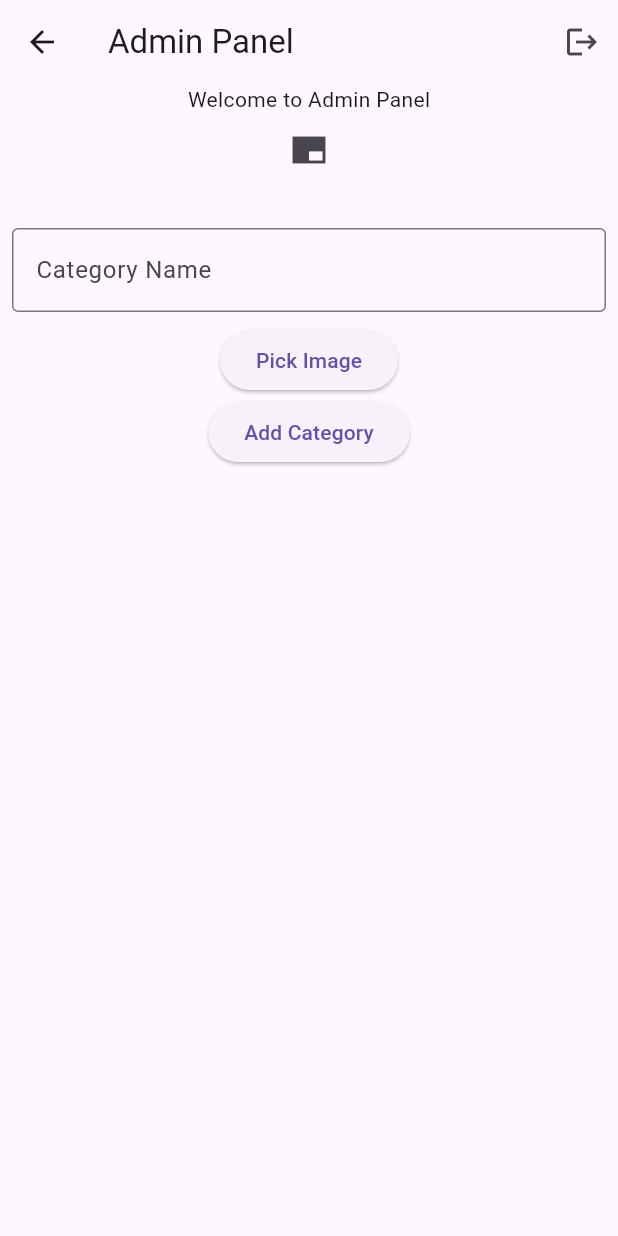
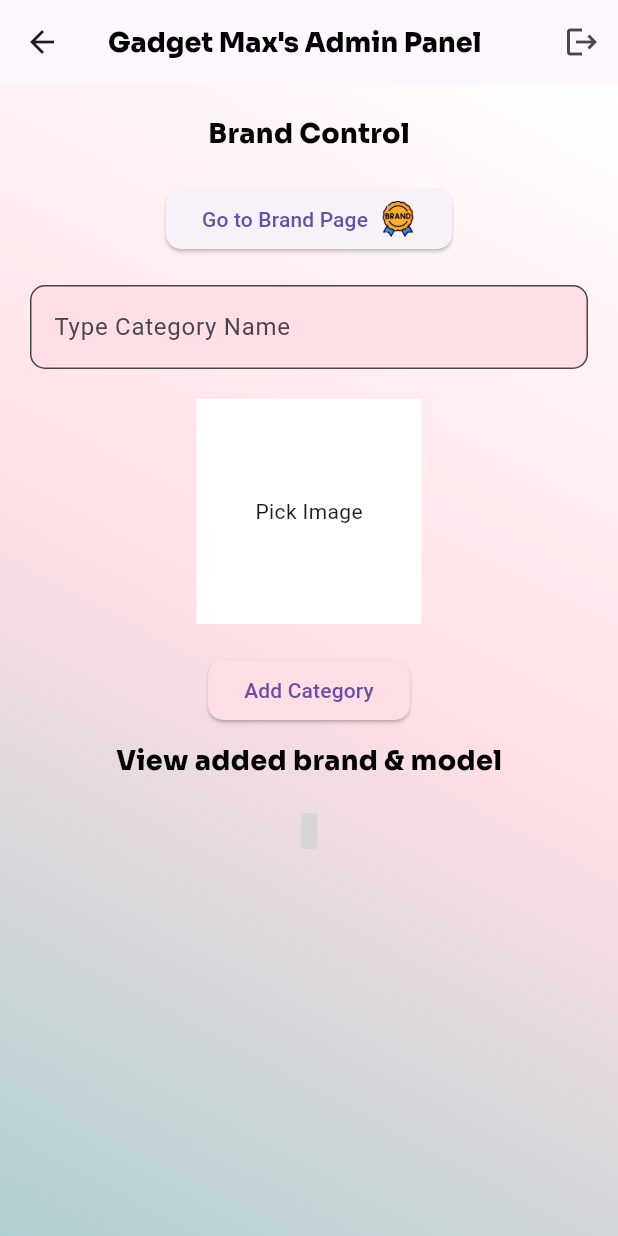
Before and after one commit to Thawthaw001/Gadget, a Flutter app: the AdminPanel screen opened directly, on a phone screen of 412 x 824 dp. Run offline on Flutter 3.47's test engine with Material 3 defaults, Android fonts, the phone set to English and light mode, and no system bars; our stand-ins replace carousel_slider, cloud_firestore, firebase_auth, firebase_core, firebase_storage, google_sign_in and 2 more; missing offline and left inert: firebase_app_check, font_awesome_icon_class; accounts and stored records are empty; grey boxes are pictures that could not be loaded.

Commit message:
Initial commit

```diff
--- a/lib/Admin/admin_panel.dart
+++ b/lib/Admin/admin_panel.dart
@@ -3,11 +3,15 @@
 import 'dart:io';
 
 import 'package:flutter/material.dart';
+import 'package:font_awesome_icon_class/font_awesome_icon_class.dart';
 import 'package:image_picker/image_picker.dart';
+import 'package:thaw/Admin/Brand/Edit%20&%20Delete%20brand%20,%20model/edit_delete_brandmodel.dart';
 import 'package:thaw/Admin/Brand/brand_panel.dart';
 import 'package:thaw/Admin/Model/category_model.dart';
 import 'package:thaw/Admin/categoryService.dart';
 import 'package:thaw/auth/loginscreen.dart';
+import 'package:thaw/utils/decoration.dart';
+import 'package:thaw/utils/formfield.dart';
 import '../auth/auth_service.dart';
 
 class AdminPanel extends StatefulWidget {
@@ -78,7 +82,7 @@ class _AdminPanelState extends State<AdminPanel> {
   Widget build(BuildContext context) {
     return Scaffold(
       appBar: AppBar(
-        title: const Text('Admin Panel'),
+        title: Text('Gadget Max\'s Admin Panel', style: formfieldStyle),
         actions: [
           IconButton(
             icon: const Icon(Icons.logout),
@@ -86,47 +90,81 @@ class _AdminPanelState extends State<AdminPanel> {
           ),
         ],
       ),
-      body: SingleChildScrollView(
-        child: Center(
+      body: Container(
+        decoration: getDecoration(),
+        child: Padding(
+          padding: const EdgeInsets.all(20),
           child: Column(
-            mainAxisAlignment: MainAxisAlignment.center,
+            crossAxisAlignment: CrossAxisAlignment.center,
             children: [
-              Text('Welcome to Admin Panel'),
-              SizedBox(width: 10),
-              IconButton(
+              Text(
+                'Brand Control',
+                style: formfieldStyle,
+              ),
+              SizedBox(height: 20),
+              ElevatedButton(
                 onPressed: () {
-                    print('brand');
                   Navigator.push(context,
                       MaterialPageRoute(builder: (context) => BrandPage()));
                 },
-                  icon: Icon(Icons.branding_watermark_sharp)),
+                style: ElevatedButton.styleFrom(
+                    shape: RoundedRectangleBorder(
+                        borderRadius: BorderRadius.circular(10))),
+                child: Row(
+                  mainAxisSize: MainAxisSize.min,
+                  children: [
+                    Text('Go to Brand Page'),
+                    SizedBox(width: 8),
+                    Image.asset('assets/images/brand-removebg-preview.png',
+                        height: 24)
+                  ],
+                ),
+              ),
               SizedBox(height: 20),
-              Padding(
-                padding: const EdgeInsets.all(8.0),
-                child: TextField(
+              TextField(
                 controller: nameController,
                 decoration: InputDecoration(
-                    labelText: 'Category Name',
-                    border: OutlineInputBorder(),
+                    hintText: 'Type Category Name',
+                    filled: true,
+                    fillColor: Color(0xFFFFDFE5),
+                    border: OutlineInputBorder(
+                        borderRadius: BorderRadius.circular(10))),
+              ),
+              SizedBox(height: 20),
+              GestureDetector(
+                onTap: getImage,
+                child: Container(
+                  color: Color(0xFFFFFFFF),
+                  height: 150,
+                  width: 150,
+                  child: _image == null
+                      ? Center(child: Text('Pick Image'))
+                      : Image.file(_image!, fit: BoxFit.cover),
                 ),
               ),
-              ),
-              _image != null
-                  ? Image.file(
-                      _image!,
-                      height: 100,
-                      width: 100,
-                      fit: BoxFit.cover,
-                    )
-                  : SizedBox.shrink(),
-              ElevatedButton(
-                onPressed: getImage,
-                child: Text('Pick Image'),
-              ),
+              SizedBox(height: 20),
               ElevatedButton(
                 onPressed: () => _addCategory(),
+                style: ElevatedButton.styleFrom(
+                  backgroundColor: Color(0xFFFFDFE5),
+                  shape: RoundedRectangleBorder(
+                    borderRadius: BorderRadius.circular(10),
+                  ),
+                ),
                 child: Text('Add Category'),
               ),
+              SizedBox(height: 10),
+              Text('View added brand & model', style: formfieldStyle),
+              SizedBox(height: 10),
+              IconButton(
+                onPressed: () {
+                  Navigator.push(
+                      context,
+                      MaterialPageRoute(
+                          builder: (context) => const EditDeleteBrandModel()));
+                },
+                icon: Icon(FontAwesomeIcons.arrowRight),
+              )
             ],
           ),
         ),
```
Also changed, not shown: lib/Admin/Brand/Edit & Delete brand , model/edit_brandscreen.dart (added, +83 -0 lines), lib/Admin/Brand/Edit & Delete brand , model/edit_delete_brandmodel.dart (added, +186 -0 lines), lib/Admin/Brand/Edit & Delete brand , model/edit_modelscreen.dart (added, +131 -0 lines), assets/images/brand-removebg-preview.png (added), lib/Admin/Brand/brandmodel_panel.dart (line endings or trailing spaces), lib/Admin/Brand/model/brand_model.dart (line endings or trailing spaces). Lines whose indentation alone changed are shown as unchanged.
